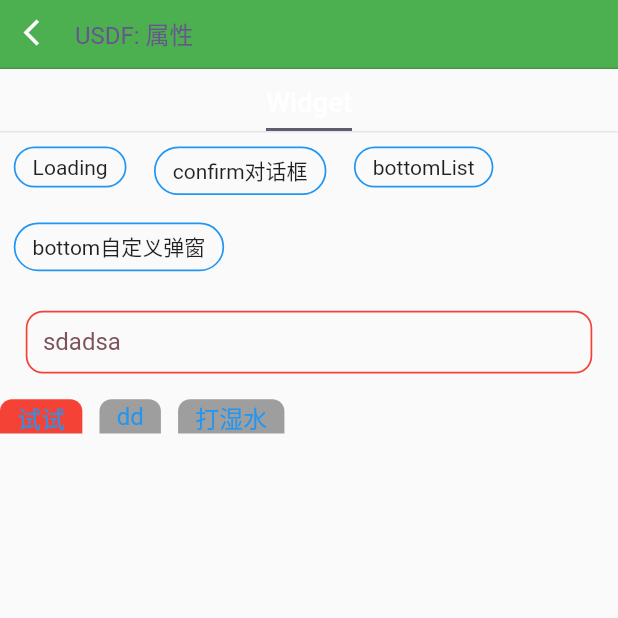
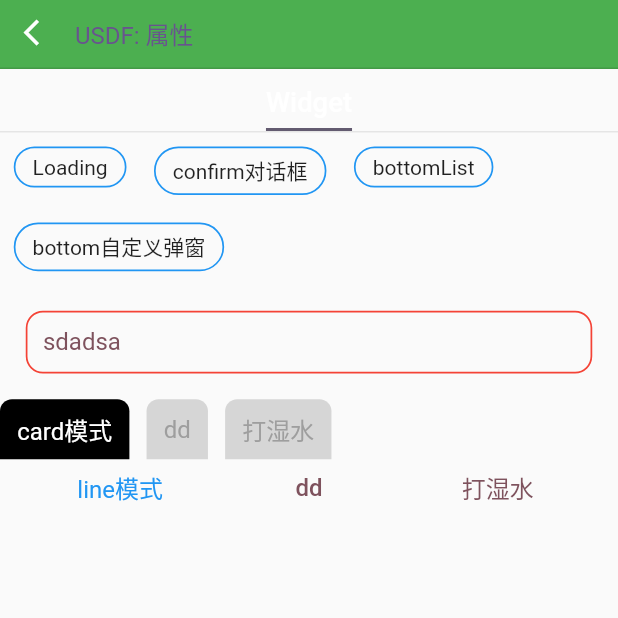
Before and after one commit to junixapp/flutter_utils, a Flutter app: the screen it shows after launch, on a phone screen of 412 x 824 dp, the top half of it. Run offline on Flutter 3.47's test engine with Material 3 defaults, Android fonts, the phone set to English and light mode, and no system bars; drawn by our look-alikes of keyboard_dismisser; our stand-ins replace after_layout, cached_network_image, dio, flutter_cache_manager, flutter_screenutil, fluttertoast and 6 more; missing offline and left inert: file_saver, image_gallery_saver2.

Commit message:
release 0.0.51

```diff
--- a/example/lib/pages/widgets_page.dart
+++ b/example/lib/pages/widgets_page.dart
@@ -31,10 +31,15 @@ class WidgetsPage extends StatelessWidget {
       }),
       WidgetUtil.textField(context, TextEditingController(), "sdadsa", margin: EdgeInsets.all(15.w),
         borderWidth: 1.w, radius: 10.w, padding: EdgeInsets.all(10.w), borderColor: Colors.red,),
-      CommonTabBar(["试试","dd", "打湿水"], (i){
+      CommonTabBar(tabs: ["card模式","dd", "打湿水"], onTabChange: (i){
 
       }, tabPadding: EdgeInsets.symmetric(horizontal: 10.w), indicatorHeight: 3.w,
-      tabStyle: TabStyle.card, selectBgColor: Colors.red, height: 20.w,
+      tabStyle: TabStyle.card, selectBgColor: Colors.black, selectColor: Colors.white, unselectColor: Colors.grey,
+      tabSpace: 10.w, unselectBgColor: Colors.grey.withAlpha(100),),
+      CommonTabBar(tabs : ["line模式","dd", "打湿水"], onTabChange: (i){
+
+      },  indicatorHeight: 3.w, tabEqual: true, padding: 15.w,
+      tabStyle: TabStyle.line, selectBgColor: Colors.red,
       tabSpace: 10.w, unselectBgColor: Colors.grey,),
     ],),);
   }
--- a/lib/widget/common_tabbar.dart
+++ b/lib/widget/common_tabbar.dart
@@ -21,6 +21,7 @@ class CommonTabBar extends StatefulWidget {
   final double? unselectFontSize;
   final double? tabWidth;
   final double? indicatorHeight;
+  final double? indicatorRadius;
   final double? tabRadius;
   final EdgeInsets? tabPadding;
   final double? padding;
@@ -30,11 +31,12 @@ class CommonTabBar extends StatefulWidget {
   final Color? dividerColor;
   final double? dividerHeight;
   final bool tabEqual;
-  const CommonTabBar(this.tabs, this.onTabChange,{super.key, this.defaultTab = 0, this.height, this.thinIndicator = true,
-    this.tabPadding, this.tabSpace, this.tabWidth, this.padding, this.tabStyle = TabStyle.line, this.selectBold = false,
+
+  const CommonTabBar({super.key, required this.tabs, required this.onTabChange, this.defaultTab = 0, this.height, this.thinIndicator = true,
+    this.tabPadding = EdgeInsets.zero, this.tabSpace, this.tabWidth, this.padding, this.tabStyle = TabStyle.line, this.selectBold = false,
     this.selectColor, this.unselectColor, this.selectBgColor, this.unselectBgColor,
-    this.selectFontSize, this.unselectFontSize, this.indicatorColor, this.indicatorHeight, this.tabRadius,
-    this.dividerColor, this.dividerHeight, this.tabEqual = false});
+    this.selectFontSize, this.unselectFontSize, this.indicatorColor, this.indicatorHeight, this.indicatorRadius, this.tabRadius,
+    this.dividerColor, this.dividerHeight, this.tabEqual = true});
 
   @override
   State<CommonTabBar> createState() => _CommonTabBarState();
@@ -52,13 +54,15 @@ class _CommonTabBarState extends State<CommonTabBar> with SingleTickerProviderSt
 
   @override
   Widget build(BuildContext context) {
-    return widget.tabStyle==TabStyle.card ? SizedBox(height: widget.height?? 28,
+    var boxHeight = widget.height ?? 40;
+    var indHeight = widget.indicatorHeight ?? 4;
+    return widget.tabStyle==TabStyle.card ? SizedBox(height: boxHeight,
       child: ListView.separated(itemBuilder: (c,i){
         Color selectColor = widget.selectColor ?? Theme.of(context).primaryColor;
         Color unselectColor = widget.unselectColor ?? Theme.of(context).primaryColor;
         double selectSize = widget.selectFontSize ?? 16;
         double unselectSize = widget.unselectFontSize ?? 16;
-      return SuperContainer(height: widget.height ?? 28, width: widget.tabWidth,
+        return SuperContainer(height: boxHeight, width: widget.tabWidth,
           padding: widget.tabPadding,
           color: (currTab == i ? widget.selectBgColor: widget.unselectBgColor) ?? Colors.transparent,
           borderRadius: BorderRadius.only(topLeft: Radius.circular(widget.tabRadius ?? 8),
@@ -73,22 +77,26 @@ class _CommonTabBarState extends State<CommonTabBar> with SingleTickerProviderSt
             });
           },
         );
-    }, separatorBuilder: (c,i) => SizedBox(width: widget.tabSpace ?? 4,),
+      }, separatorBuilder: (c,i) => SizedBox(width: widget.tabSpace ?? 0,),
           padding: EdgeInsets.symmetric(horizontal: widget.padding ?? 0),
           itemCount: widget.tabs.length, scrollDirection: Axis.horizontal),)
-    : Container(height: widget.height ?? 40,
-      decoration: BoxDecoration(border: Border(bottom: BorderSide(color: widget.dividerColor ?? Theme.of(context).dividerColor,
+        : Container(height: boxHeight,
+      decoration: widget.dividerHeight==0 || widget.dividerColor==null ? null
+          : BoxDecoration(border: Border(bottom: BorderSide(color: widget.dividerColor ?? Theme.of(context).dividerColor,
           width: widget.dividerHeight ?? 0
       ))),
       padding: EdgeInsets.symmetric(horizontal: widget.padding ?? 0),
       child: TabBar(
         isScrollable: !widget.tabEqual,
+        tabAlignment: widget.tabEqual ? TabAlignment.fill :  TabAlignment.start,
         dividerHeight: 0,
         padding: widget.tabPadding,
-      // labelPadding: EdgeInsets.symmetric(horizontal: 16),
-      indicatorPadding: EdgeInsets.zero,
-      indicatorColor: widget.indicatorColor ?? widget.selectColor ?? Theme.of(context).primaryColor,
-      indicatorWeight: widget.indicatorHeight ?? 4,
+        labelPadding: EdgeInsets.symmetric(horizontal: (widget.tabSpace??16)/2),
+        indicatorPadding: EdgeInsets.only(top: boxHeight - indHeight),
+        indicator: BoxDecoration(color: widget.indicatorColor,
+          borderRadius: BorderRadius.circular(widget.indicatorRadius?? 0 ),
+          shape: BoxShape.rectangle,
+        ),
         indicatorSize: widget.thinIndicator ? TabBarIndicatorSize.label : TabBarIndicatorSize.tab,
         labelColor: widget.selectColor ?? Theme.of(context).primaryColor,
         unselectedLabelColor: widget.unselectColor ?? Theme.of(context).colorScheme.tertiary,
--- a/pubspec.yaml
+++ b/pubspec.yaml
@@ -1,6 +1,6 @@
 name: fuck_utils
 description: Awesome flutter util code.
-version: 0.0.50
+version: 0.0.51
 homepage: https://github.com/li-xiaojun/flutter_utils
 
 environment:
@@ -19,8 +19,8 @@ dependencies:
   shared_preferences: ^2.2.3
   keyboard_dismisser: ^3.0.0
   permission_handler: ^11.3.1
-  image_gallery_saver2: 2.0.5
-  file_saver: ^0.2.13
+  image_gallery_saver2: ^2.0.5
+  file_saver: ^0.2.14
   flutter_cache_manager: ^3.3.2
   path: ^1.9.0
   http_parser: ^4.0.2
```
Also changed, not shown: example/pubspec.lock, 8 other files. Lines whose indentation alone changed are shown as unchanged.
